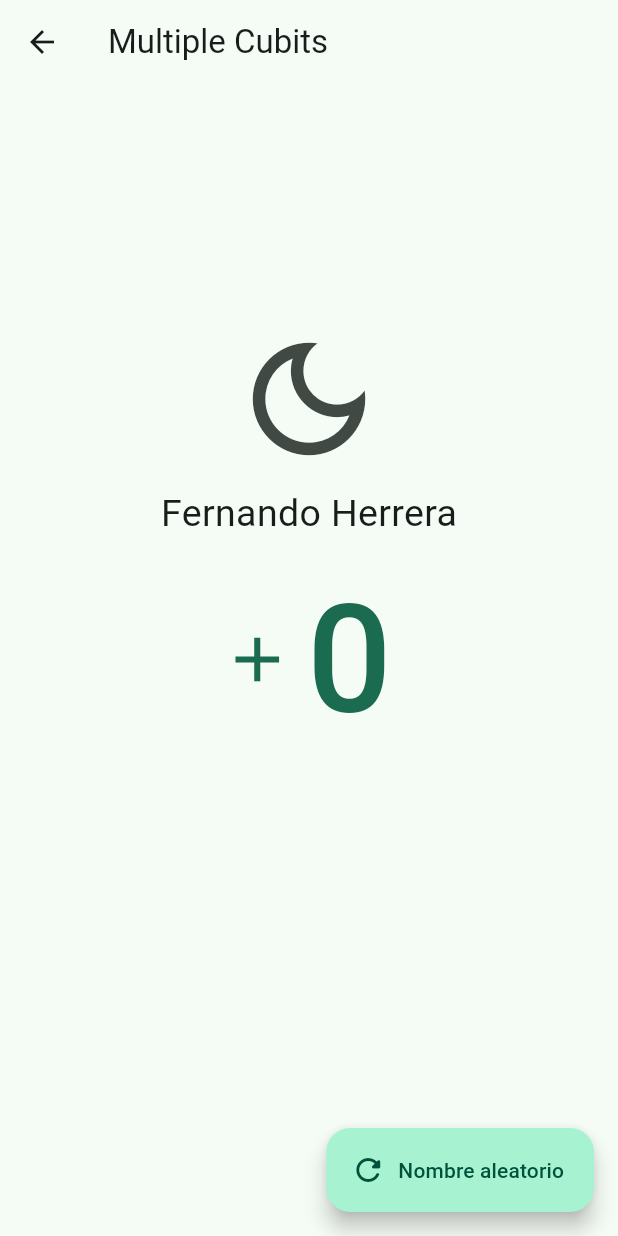
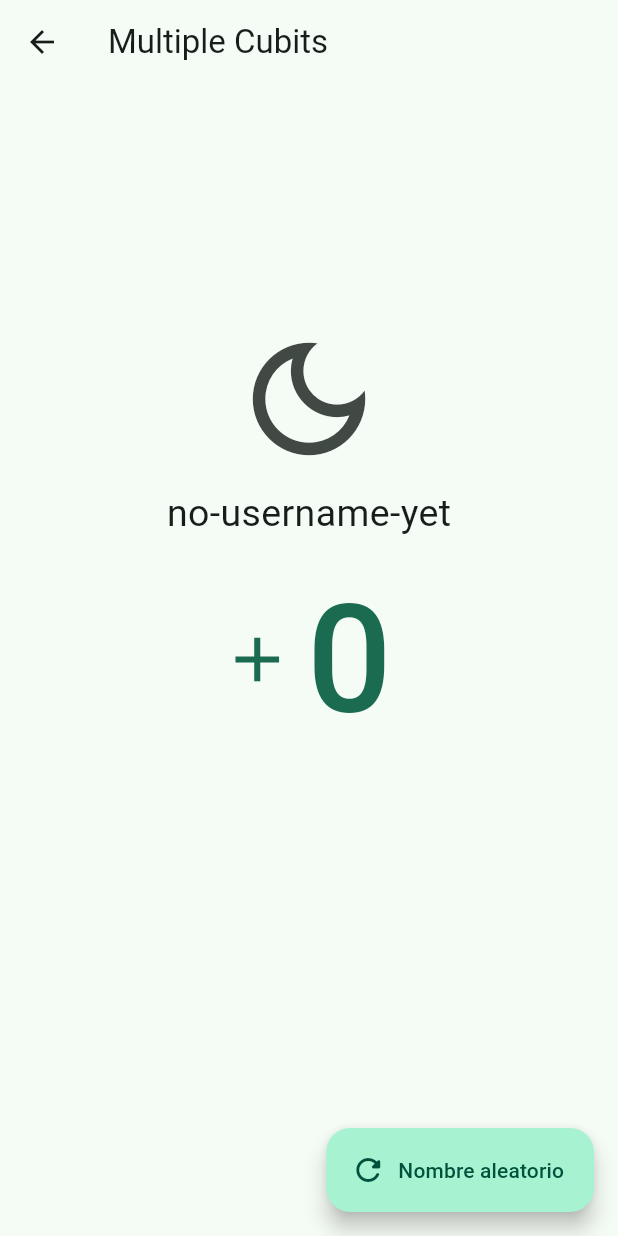
Before and after one commit to AnByronV/bloc_learning, a Flutter app: the screen it shows after launch, after a tap on "Multiples cubits", on a phone screen of 412 x 824 dp. Run offline on Flutter 3.47's test engine with Material 3 defaults, Android fonts, the phone set to English and light mode, and no system bars; our stand-ins replace bloc, dio, equatable, flutter_bloc, get_it, go_router; missing offline and left inert: random_name_generator.

Commit message:
Changes to be committed: 	modified:   README.md 	modified:   lib/config/router/app_router.dart 	modified:   lib/main.dart 	new file:   lib/presentation/blocs/02-counter/counter_cubit.dart 	new file:   lib/presentation/blocs/03-theme/theme_cubit.dart 	new file:   lib/presentation/blocs/03-theme/theme_state.dart 	modified:   lib/presentation/blocs/blocs.dart 	new file:   lib/presentation/blocs/service_locator.dart 	modified:   lib/presentation/screens/01_simple_cubit/cubit_screen.dart 	modified:   lib/presentation/screens/02_cubit_router/router_screen.dart 	modified:   lib/presentation/screens/03_multiple_cubits/multiple_cubits_screen.dart 	modified:   pubspec.lock

```diff
--- a/lib/config/router/app_router.dart
+++ b/lib/config/router/app_router.dart
@@ -1,7 +1,8 @@
 import 'package:bloc_learning/presentation/screens/screens.dart';
+import 'package:flutter_bloc/flutter_bloc.dart';
 import 'package:go_router/go_router.dart';
 
-final appRouter = GoRouter(
+final _publicRouter = GoRouter(
   routes: [
 
     GoRoute(
@@ -33,10 +34,16 @@ final appRouter = GoRouter(
       path: '/pokemon-bloc',
       builder: (context, state) => const PokemonScreen(),
     ),
-
     GoRoute(
       path: '/blocs-with-blocs',
       builder: (context, state) => const BlocsWithBlocsScreen(),
     ),
 
   ]);
+
+class RouterSimpleCubit extends Cubit<GoRouter> {
+  RouterSimpleCubit() : super(_publicRouter);
+
+  void goBack() => state.pop();
+  void goHome() => state.go('/');
+}
--- a/lib/main.dart
+++ b/lib/main.dart
@@ -4,22 +4,26 @@ import 'package:flutter_bloc/flutter_bloc.dart';
 
 import 'presentation/blocs/blocs.dart';
 
-void main() => runApp(const BlocsProviders());
+void main() {
+  serviceLocatorInit();
+  runApp(const BlocsProviders());
+}
 
 class BlocsProviders extends StatelessWidget {
   const BlocsProviders({super.key});
 
   @override
   Widget build(BuildContext context) {
-    return MultiBlocProvider(
-      providers: [
-        BlocProvider<UsernameCubit>(
-          create: (_) => UsernameCubit(),
-          lazy: true, // Esta propiedad es opcional, indica que se creará el cubit cuando se necesite; En caso de que sea false se creará al inicio
-        ),
-      ],
-      child: const MyApp()
-    );
+    return MultiBlocProvider(providers: [
+      BlocProvider<UsernameCubit>(
+        create: (_) => getIt<UsernameCubit>(),
+        lazy:
+            true, // Esta propiedad es opcional, indica que se creará el cubit cuando se necesite; En caso de que sea false se creará al inicio
+      ),
+      BlocProvider<RouterSimpleCubit>(create: (_) => getIt<RouterSimpleCubit>()),
+      BlocProvider<CounterCubit>(create: (_) => getIt<CounterCubit>()),
+      BlocProvider<ThemeCubit>(create: (_) => getIt<ThemeCubit>()),
+    ], child: const MyApp());
   }
 }
 
@@ -28,11 +32,15 @@ class MyApp extends StatelessWidget {
 
   @override
   Widget build(BuildContext context) {
+    // Usamos el watch dado que puede cambar
+    final appRouter = context.watch<RouterSimpleCubit>().state;
+    final theme = context.watch<ThemeCubit>().state;
+
     return MaterialApp.router(
       title: 'Material App',
       debugShowCheckedModeBanner: false,
       routerConfig: appRouter,
-      theme: AppTheme(isDarkmode: false).getTheme(),
+      theme: AppTheme(isDarkmode: theme.isDarkMode).getTheme(),
       // home: Scaffold(
       //   appBar: AppBar(
       //     title: const Text('Material App Bar'),
--- /dev/null
+++ b/lib/presentation/blocs/02-counter/counter_cubit.dart
@@ -0,0 +1,9 @@
+import 'package:bloc/bloc.dart';
+
+class CounterCubit extends Cubit<int> {
+  CounterCubit() : super(0);
+
+  void increment() => emit(state + 1);
+  void decrement() => emit(state - 1);
+  void incrementBy(int value) => emit(state + value);
+}
--- /dev/null
+++ b/lib/presentation/blocs/03-theme/theme_cubit.dart
@@ -0,0 +1,22 @@
+import 'package:bloc/bloc.dart';
+import 'package:equatable/equatable.dart';
+
+part 'theme_state.dart';
+
+class ThemeCubit extends Cubit<ThemeState> {
+  ThemeCubit({
+    bool darkMode = false,
+  }) : super(ThemeState(isDarkMode: darkMode));
+
+  void toggleTheme() {
+    print(!state.isDarkMode);
+    emit(ThemeState(isDarkMode: !state.isDarkMode));
+  }
+  void setDarkMode() {
+    emit(const ThemeState(isDarkMode: true));
+  }
+  void setLightMode() {
+    emit(const ThemeState(isDarkMode: false));
+  }
+
+}
--- /dev/null
+++ b/lib/presentation/blocs/03-theme/theme_state.dart
@@ -0,0 +1,17 @@
+part of 'theme_cubit.dart';
+
+// Quiero poder crear instancias de ThemeState, por lo que elimino sealed que es para clases abstractas
+class ThemeState extends Equatable {
+
+  final bool isDarkMode;
+
+
+  const ThemeState({
+    required this.isDarkMode,
+  });
+
+  @override
+  List<Object> get props => [isDarkMode];
+}
+
+// final class ThemeInitial extends ThemeState {}
--- a/lib/presentation/blocs/blocs.dart
+++ b/lib/presentation/blocs/blocs.dart
@@ -1 +1,5 @@
 export './01-simple_cubit/username_cubit.dart';
+export './02-counter/counter_cubit.dart';
+export './03-theme/theme_cubit.dart';
+
+export './service_locator.dart';
--- /dev/null
+++ b/lib/presentation/blocs/service_locator.dart
@@ -0,0 +1,16 @@
+
+import 'blocs.dart';
+import 'package:get_it/get_it.dart';
+
+import '../../config/router/app_router.dart';
+
+GetIt getIt = GetIt.instance;
+
+void serviceLocatorInit() {
+
+  getIt.registerSingleton( UsernameCubit());
+  getIt.registerSingleton( RouterSimpleCubit());
+  getIt.registerSingleton( CounterCubit());
+  getIt.registerSingleton( ThemeCubit());
+
+}
--- a/lib/presentation/screens/03_multiple_cubits/multiple_cubits_screen.dart
+++ b/lib/presentation/screens/03_multiple_cubits/multiple_cubits_screen.dart
@@ -1,4 +1,7 @@
+import 'package:bloc_learning/config/config.dart';
+import 'package:bloc_learning/presentation/blocs/blocs.dart';
 import 'package:flutter/material.dart';
+import 'package:flutter_bloc/flutter_bloc.dart';
 
 
 class MultipleCubitScreen extends StatelessWidget {
@@ -6,6 +9,11 @@ class MultipleCubitScreen extends StatelessWidget {
 
   @override
   Widget build(BuildContext context) {
+
+    final CounterCubit counterCubit = context.watch<CounterCubit>();
+    final ThemeCubit themeCubit = context.watch<ThemeCubit>();
+    final UsernameCubit usernameCubit = context.watch<UsernameCubit>();
+
     return Scaffold(
       appBar: AppBar(
         title: const Text('Multiple Cubits'),
@@ -17,16 +25,20 @@ class MultipleCubitScreen extends StatelessWidget {
 
             IconButton(
               // icon: const Icon( Icons.light_mode_outlined, size: 100 ),
-              icon: const Icon( Icons.dark_mode_outlined, size: 100 ),
-              onPressed: () {},
+              icon: Icon( themeCubit.state.isDarkMode ? Icons.light_mode_outlined : Icons.dark_mode_outlined, size: 100 ),
+              onPressed: () {
+                themeCubit.toggleTheme();
+              },
             ),
 
-            const Text('Fernando Herrera', style: TextStyle(fontSize: 25 )),
+            Text(usernameCubit.state, style: const TextStyle(fontSize: 25 )),
 
             TextButton.icon(
               icon: const Icon( Icons.add, size: 50,),
-              label: const Text('0', style: TextStyle(fontSize: 100)),
-              onPressed: () {},
+              label: Text('${counterCubit.state}', style: const TextStyle(fontSize: 100)),
+              onPressed: () {
+                counterCubit.incrementBy(2);
+              },
             ),
 
             const Spacer( flex: 2 ),
@@ -36,7 +48,9 @@ class MultipleCubitScreen extends StatelessWidget {
       floatingActionButton: FloatingActionButton.extended(
         label: const Text('Nombre aleatorio'),
         icon: const Icon( Icons.refresh_rounded ),
-        onPressed: () {},
+        onPressed: () {
+          usernameCubit.updateUsername(RandomGenerator.getRandomName());
+        },
       ),
     );
   }
```
Also changed, not shown: lib/presentation/screens/01_simple_cubit/cubit_screen.dart (+31 -2 lines), lib/presentation/screens/02_cubit_router/router_screen.dart (+6 -1 lines), pubspec.lock, 1 other file.
